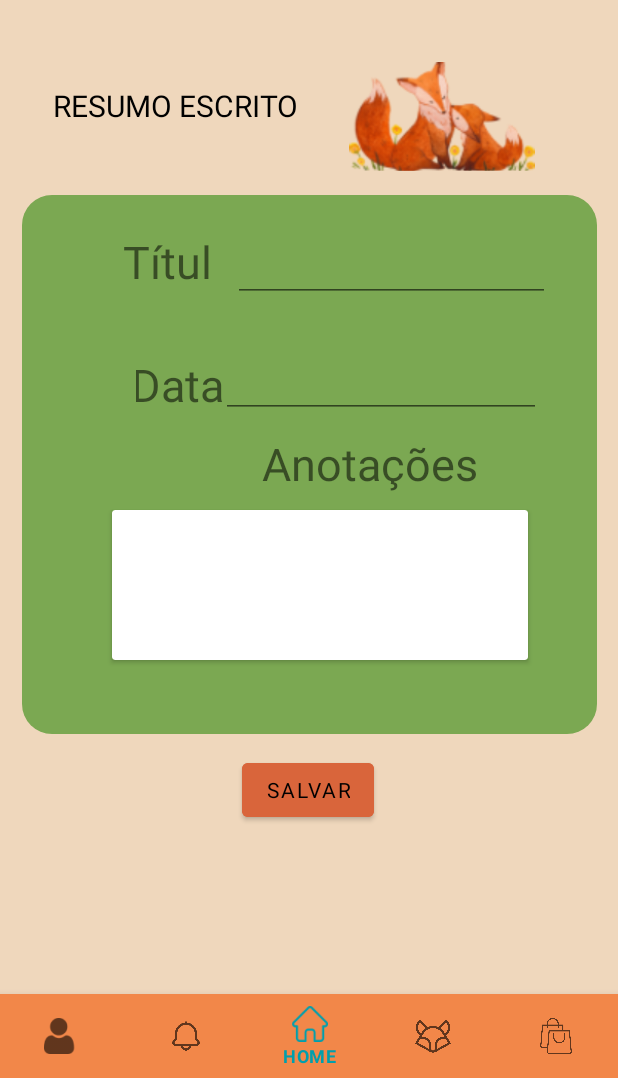
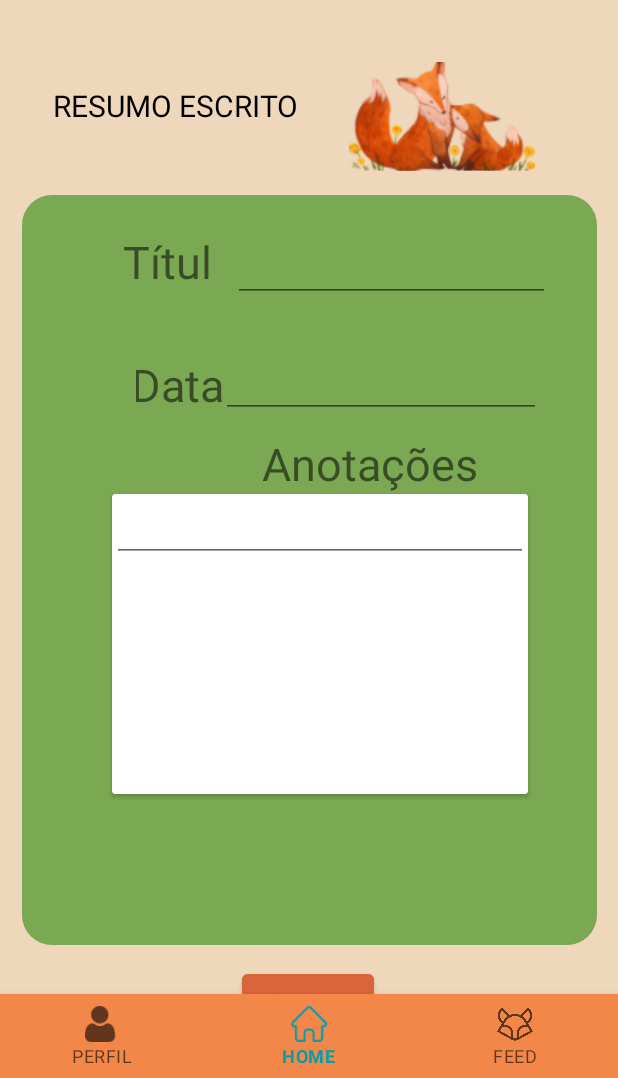
Before and after one commit to httpVictor/I-Fox-Android, an Android app: the ResumoEscrito screen opened through its navigation route, on a phone screen of 412 x 824 dp, the part 158-1236 px from its top. Run offline under Robolectric (Android 15) with nearby library versions, the phone set to English and light mode, and no system bars; our stand-ins replace Volley, navigation-ui; network calls fail; Roboto replaces fonts that are not available here.

Commit message:
dia 02/06

```diff
--- a/app/src/main/java/com/example/i_fox_v1/fragments/ResumoEscrito.java
+++ b/app/src/main/java/com/example/i_fox_v1/fragments/ResumoEscrito.java
@@ -32,35 +32,42 @@ import org.json.JSONObject;
 
 public class ResumoEscrito extends Fragment {
 
-
     @Override
     public View onCreateView(LayoutInflater inflater, ViewGroup container,
                              Bundle savedInstanceState) {
         View view = inflater.inflate(R.layout.fragment_resumo_escrito,container,false);
 
-        EditText etTituloResumoEscrito, etDataResumoEscrito;
+        EditText etTituloResumoEscrito, etDataResumoEscrito, etResumoEscrito;
         CardView cvResumoEscrito;
 
         etTituloResumoEscrito = view.findViewById(R.id.etTituloResumoEscrito);
         etDataResumoEscrito = view.findViewById(R.id.etDataResumoEscrito);
+        etResumoEscrito = view.findViewById(R.id.etResumo);
         cvResumoEscrito = view.findViewById(R.id.cvResumoEscrito);
         RequestQueue requisicao = Volley.newRequestQueue(getContext());
 
         String url = "http://localhost:5000/api/Resumo";
 
+        //lendo o código do resumo
+
+        //Lendo o arquivo shared preference
+        SharedPreferences ler = this.getActivity().getSharedPreferences("resumoAcessado", Context.MODE_PRIVATE);
+
+        //Ao ler um valor, é necessário indicar o nome do campo e um valor padrão
+        //O valor padrão serve para não ficar nulo em caso de não encontrar o campo
+        int codigoResumo = ler.getInt("codigo", 0);
 
 
-
-                //No caso da busca com o ID, o retorno do webservice é um Array
+        //No caso da busca com o ID, o retorno do webservice é um Array
                 //Se o Array estiver vazio, então nã há um produto cadastrado com o código
                 //caso contrário, foi possível encontrar um produto com aquele código
-                JsonArrayRequest busca = new JsonArrayRequest(
+                JsonObjectRequest busca = new JsonObjectRequest(
                         Request.Method.GET,
-                        url + "buscaID?id=" ,
+                        url + "/ListarResumoEscrito?id_resumo=" + codigoResumo,
                         null, //Não precisa de passar nada no Body, já foi passado acima
-                        new Response.Listener<JSONArray>() {
+                        new Response.Listener<JSONObject>() {
                             @Override
-                            public void onResponse(JSONArray response) {
+                            public void onResponse(JSONObject response) {
                                 if (response.length() == 0) {
                                     Toast.makeText(getContext(),
                                             "Código inválido", Toast.LENGTH_SHORT).show();
@@ -68,11 +75,11 @@ public class ResumoEscrito extends Fragment {
                                     //Se há um objeto dentro do Array...
                                     try {
                                         //Criamos um objeto com Produto do índice zero
-                                        JSONObject obj = response.getJSONObject(0);
+
                                         //Colocar os valores dentro da tela
-                                        etTituloResumoEscrito.setText(obj.getString("Titulo"));
-                                        etDataResumoEscrito.setText(obj.getString("Data") + "");
-                                       // cvResumoEscrito.setsetText(obj.getString("Anotações") + "");
+                                        etTituloResumoEscrito.setText(response.getString("titulo"));
+                                        etDataResumoEscrito.setText(response.getString("data_resumo") + "");
+                                       etResumoEscrito.setText(response.getString("texto") + "");
                                     } catch (JSONException exc) {
                                         exc.printStackTrace();
                                         Toast.makeText(getContext(),
--- a/app/src/main/java/com/example/i_fox_v1/telas/TelaHomeAluno.java
+++ b/app/src/main/java/com/example/i_fox_v1/telas/TelaHomeAluno.java
@@ -29,7 +29,7 @@ public class TelaHomeAluno extends AppCompatActivity {
         BottomNavigationView navView = findViewById(R.id.nav_view);
 
         AppBarConfiguration appBarConfiguration = new AppBarConfiguration.Builder(
-                R.id.nav_perfil, R.id.nav_home, R.id.nav_lembretes, R.id.nav_feed, R.id.nav_loja).build();
+                R.id.nav_perfil, R.id.nav_home, R.id.nav_feed).build();
         NavController navController = Navigation.findNavController(this, R.id.nav_host_fragment_activity_tela_home_aluno);
         NavigationUI.setupActionBarWithNavController(this, navController, appBarConfiguration);
         NavigationUI.setupWithNavController(binding.navView, navController);
--- a/app/src/main/res/layout/fragment_resumo_escrito.xml
+++ b/app/src/main/res/layout/fragment_resumo_escrito.xml
@@ -93,7 +93,7 @@
         <androidx.constraintlayout.widget.ConstraintLayout
             android:id="@+id/constraintLayout2"
             android:layout_width="383dp"
-            android:layout_height="359dp"
+            android:layout_height="500dp"
             android:layout_marginTop="16dp"
             android:background="@drawable/shape_resumo_escrito"
             app:layout_constraintEnd_toEndOf="parent"
@@ -185,15 +185,22 @@
             <androidx.cardview.widget.CardView
                 android:id="@+id/cvResumoEscrito"
                 android:layout_width="277dp"
-                android:layout_height="100dp"
+                android:layout_height="200dp"
                 android:background="#F1F1F1"
                 android:backgroundTint="#FFFFFF"
-                app:layout_constraintBottom_toBottomOf="parent"
                 app:layout_constraintEnd_toEndOf="parent"
                 app:layout_constraintHorizontal_bias="0.566"
                 app:layout_constraintStart_toStartOf="parent"
-                app:layout_constraintTop_toBottomOf="@+id/textAnotacoes"
-                app:layout_constraintVertical_bias="0.175" />
+                app:layout_constraintTop_toBottomOf="@+id/textAnotacoes">
+
+                <EditText
+                    android:id="@+id/etResumo"
+                    android:layout_width="match_parent"
+                    android:layout_height="wrap_content"
+                    android:ems="10"
+                    android:gravity="start|top"
+                    android:inputType="textMultiLine" />
+            </androidx.cardview.widget.CardView>
 
         </androidx.constraintlayout.widget.ConstraintLayout>
 
--- a/app/src/main/res/menu/bottom_nav_menu.xml
+++ b/app/src/main/res/menu/bottom_nav_menu.xml
@@ -5,11 +5,6 @@
         android:id="@+id/nav_perfil"
         android:icon="@drawable/icon_perfil"
         android:title="@string/menu_perfil" />
-
-    <item
-        android:id="@+id/nav_lembretes"
-        android:icon="@drawable/icon_lembretes"
-        android:title="@string/menu_lembretes" />
 
     <item
         android:id="@+id/nav_home"
@@ -21,9 +16,4 @@
         android:icon="@drawable/icon_teste"
         android:title="@string/menu_feed" />
 
-    <item
-        android:id="@+id/nav_loja"
-        android:icon="@drawable/icon_loja"
-        android:title="@string/menu_loja" />
-
 </menu>
--- a/app/src/main/res/navigation/mobile_navigation.xml
+++ b/app/src/main/res/navigation/mobile_navigation.xml
@@ -24,11 +24,6 @@
             app:popExitAnim="@animator/nav_default_exit_anim" />
     </fragment>
     <fragment
-        android:id="@+id/nav_lembretes"
-        android:name="com.example.i_fox_v1.fragments.LembretesFragment"
-        android:label="fragment_lembretes"
-        tools:layout="@layout/fragment_lembretes" />
-    <fragment
         android:id="@+id/nav_perfil"
         android:name="com.example.i_fox_v1.fragments.PerfilFragment"
         android:label="fragment_perfil"
@@ -49,11 +44,6 @@
         android:name="com.example.i_fox_v1.fragments.FeedFragment"
         android:label="fragment_feed"
         tools:layout="@layout/fragment_feed" />
-    <fragment
-        android:id="@+id/nav_loja"
-        android:name="com.example.i_fox_v1.fragments.LojaFragment"
-        android:label="fragment_loja"
-        tools:layout="@layout/fragment_loja" />
     <fragment
         android:id="@+id/novoResumoFragment"
         android:name="com.example.i_fox_v1.fragments.NovoResumoFragment"
```
Also changed, not shown: app/src/main/java/com/example/i_fox_v1/fragments/NovoResumoFragment.java (+11 -5 lines), app/src/main/java/com/example/i_fox_v1/listas/AdapterCaderno.java (+17 -1 lines), app/src/main/java/com/example/i_fox_v1/listas/AdapterResumo.java (+29 -0 lines), app/src/main/res/layout/layout_resumo.xml (+4 -3 lines).
